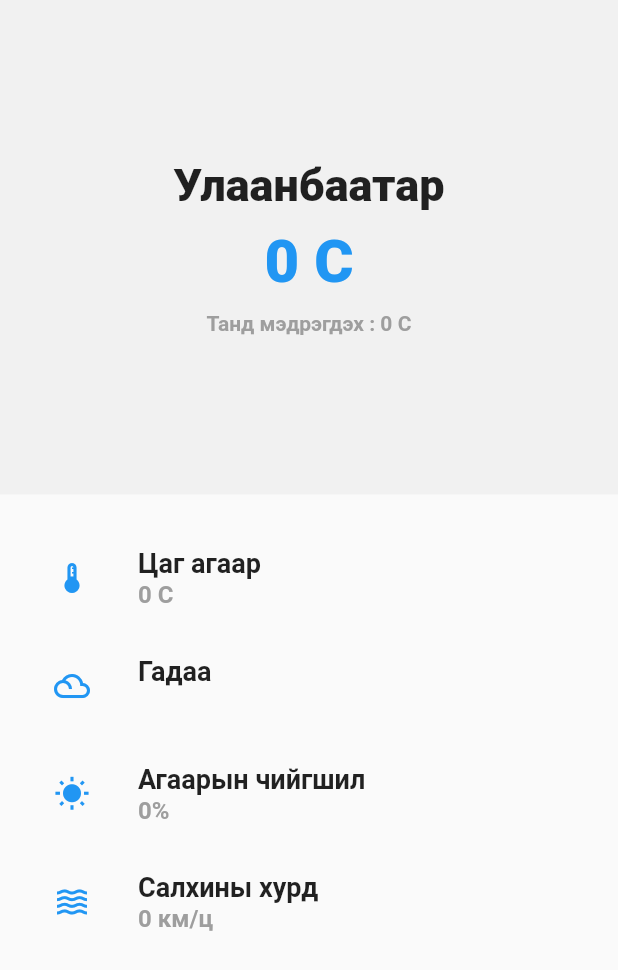
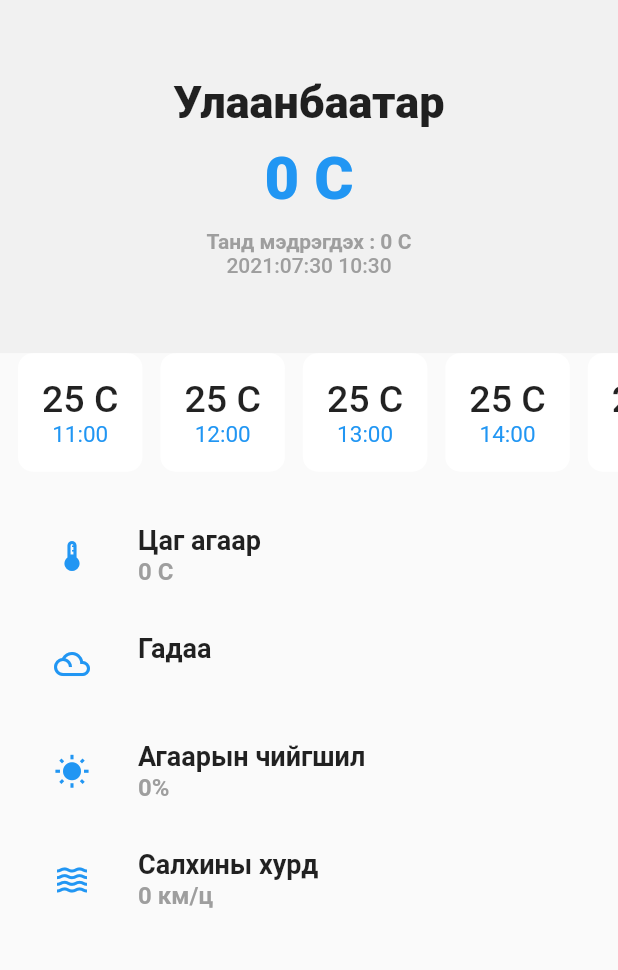
Before and after one commit to Sensora-CFC2021/sensora-flutter, a Flutter app: the MainWidget widget shown alone on an empty page, opened directly with empty values, on a phone screen of 412 x 824 dp. Shown: the top 970 px of the screen. Run offline on Flutter 3.47's test engine with Material 2 defaults, Android fonts, the phone set to English and light mode, and no system bars; our stand-ins replace flutter_blue, flutter_svg, geolocator, liquid_progress_indicator, percent_indicator; missing offline and left inert: dart:ffi; generated files the repository leaves out were written again.

Commit message:
last_update

```diff
--- a/lib/weather_screen.dart
+++ b/lib/weather_screen.dart
@@ -32,6 +32,7 @@ class WeatherInfo {
   var wxPhraseLong = [];
   var relativeHumidity = [];
   var windSpeed = [];
+  var validTimeLocal = [];
 
   WeatherInfo({
     required this.temperature,
@@ -39,6 +40,7 @@ class WeatherInfo {
     required this.wxPhraseLong,
     required this.relativeHumidity,
     required this.windSpeed,
+    required this.validTimeLocal,
   });
 
   factory WeatherInfo.fromJson(Map<String, dynamic> json) {
@@ -48,6 +50,7 @@ class WeatherInfo {
       wxPhraseLong: json['wxPhraseLong'],
       relativeHumidity: json['relativeHumidity'],
       windSpeed: json['windSpeed'],
+      validTimeLocal: json['validTimeLocal'],
     );
   }
 }
@@ -77,6 +80,7 @@ class _WeatherApp extends State<WeatherApp> {
             builder: (context, snapshot) {
               if (snapshot.hasData) {
                 return MainWidget(
+                  validTimeLocal: snapshot.data!.validTimeLocal[0],
                   temperature: snapshot.data!.temperature[0],
                   temperatureFeelsLike: snapshot.data!.temperatureFeelsLike[0],
                   wxPhraseLong: snapshot.data!.wxPhraseLong[0],
@@ -88,7 +92,11 @@ class _WeatherApp extends State<WeatherApp> {
                   child: Text("${snapshot.error}"),
                 );
               }
-              return CircularProgressIndicator();
+              return Center(
+                child: CircularProgressIndicator(
+                  strokeWidth: 2,
+                ),
+              );
             }),
         bottomNavigationBar: MyBottomNavBar());
   }
--- a/lib/widgets/main_widget.dart
+++ b/lib/widgets/main_widget.dart
@@ -1,10 +1,13 @@
+import 'dart:ui';
+
 import 'package:flutter/material.dart';
+import 'package:flutter/rendering.dart';
+import 'package:intl/intl.dart';
 import 'weather_tile.dart';
-import 'package:geocoder/geocoder.dart';
-import 'package:geolocator/geolocator.dart';
 
 class MainWidget extends StatelessWidget {
   //final String location;
+  final String validTimeLocal;
   final int temperature;
   final int temperatureFeelsLike;
   final String wxPhraseLong;
@@ -12,6 +15,7 @@ class MainWidget extends StatelessWidget {
   final int windSpeed;
 
   MainWidget({
+    required this.validTimeLocal,
     required this.temperature,
     required this.temperatureFeelsLike,
     required this.wxPhraseLong,
@@ -21,10 +25,13 @@ class MainWidget extends StatelessWidget {
 
   @override
   Widget build(BuildContext context) {
+    final dateTime = DateTime.now();
+    final format = DateFormat('yyyy:MM:dd HH:mm');
+    final formatedString = format.format(dateTime);
     return Column(
       children: [
         Container(
-          height: MediaQuery.of(context).size.height / 2.5,
+          height: MediaQuery.of(context).size.height / 3.5,
           width: MediaQuery.of(context).size.width,
           color: Color(0xfff1f1f1),
           child: Column(
@@ -52,7 +59,23 @@ class MainWidget extends StatelessWidget {
                   fontSize: 14.0,
                   fontWeight: FontWeight.w600,
                 ),
+              ),
+              Text(
+                "${formatedString.toString()}",
+                style: TextStyle(
+                  color: Color(0xff9e9e9e),
+                  fontSize: 14.0,
+                  fontWeight: FontWeight.w500,
+                ),
               )
+            ],
+          ),
+        ),
+        SingleChildScrollView(
+          scrollDirection: Axis.horizontal,
+          child: Row(
+            children: <Widget>[
+              for (var i = 1; i < 7; i++) forecastElement(i),
             ],
           ),
         ),
@@ -85,3 +108,36 @@ class MainWidget extends StatelessWidget {
     );
   }
 }
+
+class Temps {
+  var temperature = [];
+}
+
+Widget forecastElement(daysFromNow) {
+  var now = new DateTime.now();
+  var oneHourFromNow = now.add(new Duration(hours: daysFromNow));
+  return Padding(
+    padding: const EdgeInsets.only(left: 12.0),
+    child: Container(
+      decoration: BoxDecoration(
+        color: Colors.white,
+        borderRadius: BorderRadius.circular(10),
+      ),
+      child: Padding(
+        padding: const EdgeInsets.all(16.0),
+        child: Column(
+          children: <Widget>[
+            Text(
+              "25 C",
+              style: TextStyle(fontSize: 25, fontWeight: FontWeight.w500),
+            ),
+            Text(
+              new DateFormat.H().format(oneHourFromNow) + ":00",
+              style: TextStyle(color: Colors.blue, fontSize: 15),
+            ),
+          ],
+        ),
+      ),
+    ),
+  );
+}
--- a/pubspec.yaml
+++ b/pubspec.yaml
@@ -21,7 +21,7 @@ environment:
   sdk: ">=2.12.0 <3.0.0"
 
 dependencies:
-  geocoder: ^0.2.1
+  simple_moment: ^1.1.1
   http: ^0.13.3
   geolocator: ^7.3.1
   geocoding: ^2.0.0
```
Also changed, not shown: pubspec.lock.
